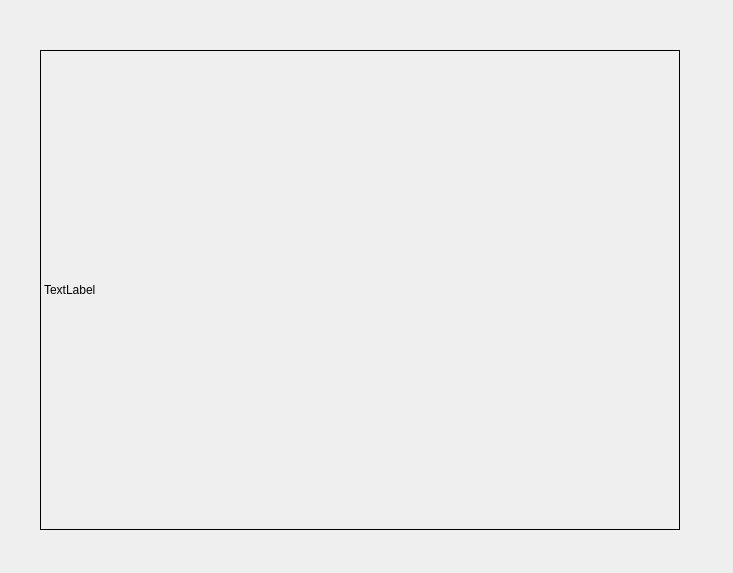
Old version of the form rescue_vision_ui/ui/main_window.ui in the repository mkdir-sweetiepie/rescue_vision_24.
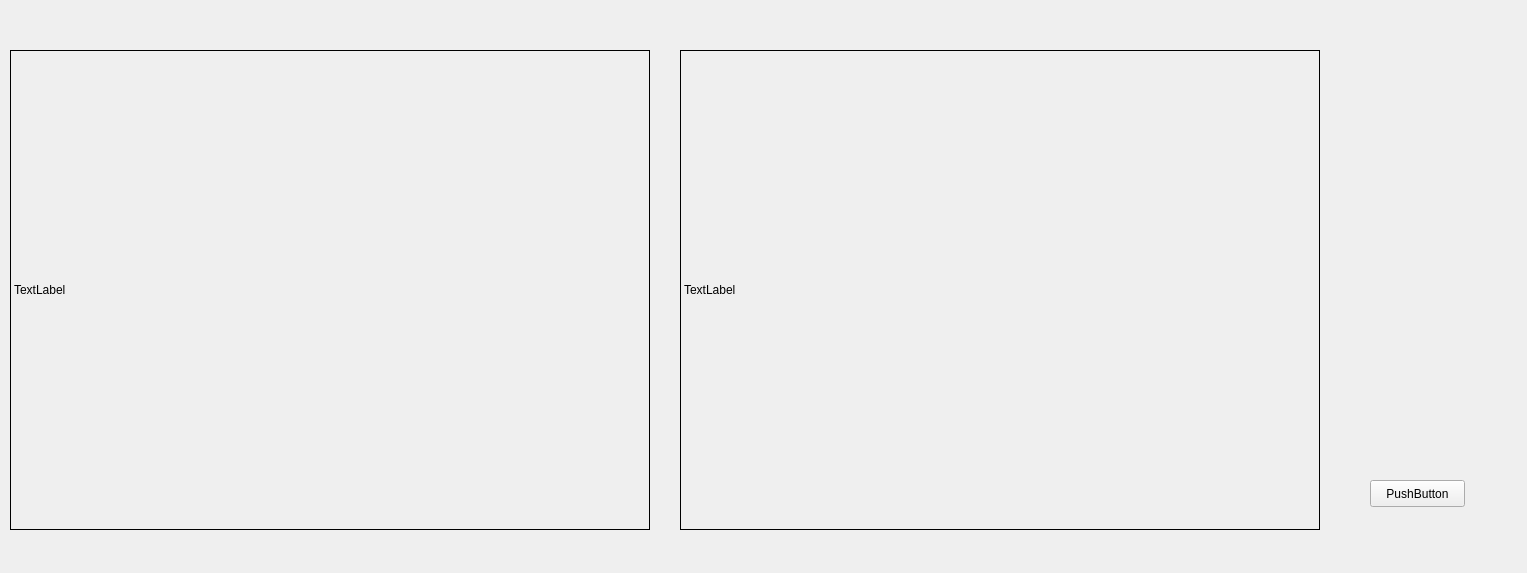
New version of the form. Icons and pictures are not drawn.

Diff of the .ui file:
```diff
--- a/rescue_vision_ui/ui/main_window.ui
+++ b/rescue_vision_ui/ui/main_window.ui
@@ -6,7 +6,7 @@
    <rect>
     <x>0</x>
     <y>0</y>
-    <width>733</width>
+    <width>1527</width>
     <height>573</height>
    </rect>
   </property>
@@ -24,7 +24,7 @@
    <widget class="QLabel" name="label">
     <property name="geometry">
      <rect>
-      <x>40</x>
+      <x>10</x>
       <y>50</y>
       <width>640</width>
       <height>480</height>
@@ -37,6 +37,35 @@
      <string>TextLabel</string>
     </property>
    </widget>
+   <widget class="QLabel" name="label_2">
+    <property name="geometry">
+     <rect>
+      <x>680</x>
+      <y>50</y>
+      <width>640</width>
+      <height>480</height>
+     </rect>
+    </property>
+    <property name="frameShape">
+     <enum>QFrame::Box</enum>
+    </property>
+    <property name="text">
+     <string>TextLabel</string>
+    </property>
+   </widget>
+   <widget class="QPushButton" name="b">
+    <property name="geometry">
+     <rect>
+      <x>1370</x>
+      <y>480</y>
+      <width>95</width>
+      <height>27</height>
+     </rect>
+    </property>
+    <property name="text">
+     <string>PushButton</string>
+    </property>
+   </widget>
   </widget>
   <action name="action_Quit">
    <property name="text">
```
